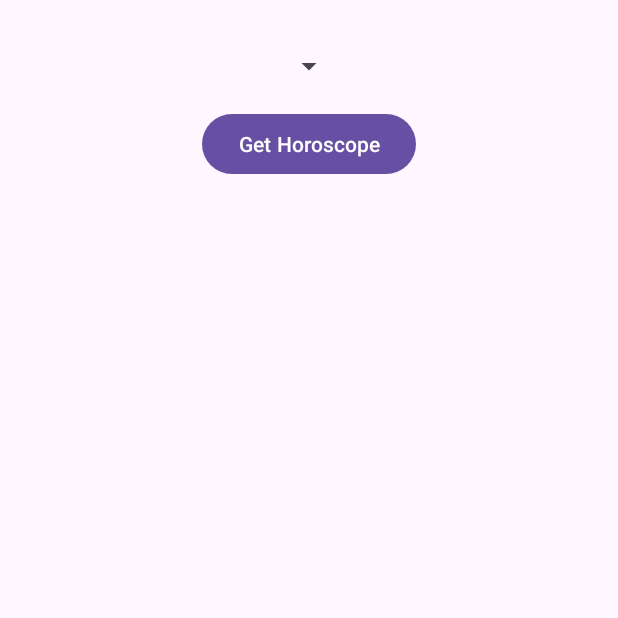
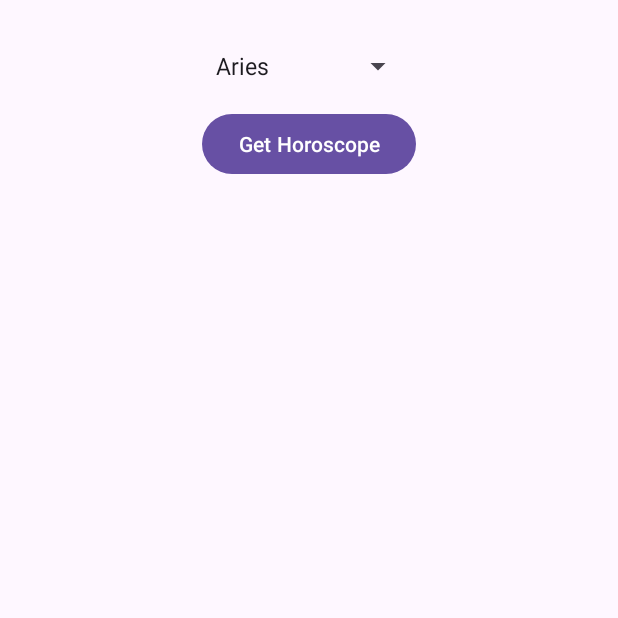
Before and after one commit to vana123/DailyHoroscope, an Android app: the screen it shows after launch (MainActivity), on a phone screen of 412 x 824 dp, the top half of it. Run offline under Robolectric (Android 15) with nearby library versions, the phone set to English and light mode, and no system bars.

Commit message:
Update fun onCreate

```diff
--- a/app/src/main/java/com/example/dailyhoroscope/MainActivity.kt
+++ b/app/src/main/java/com/example/dailyhoroscope/MainActivity.kt
@@ -2,6 +2,9 @@ package com.example.dailyhoroscope
 
 import android.annotation.SuppressLint
 import android.os.Bundle
+import android.widget.ArrayAdapter
+import android.widget.Button
+import android.widget.Spinner
 import android.widget.TextView
 import androidx.appcompat.app.AppCompatActivity
 import kotlinx.coroutines.Dispatchers
@@ -13,6 +16,19 @@ class MainActivity : AppCompatActivity() {
     override fun onCreate(savedInstanceState: Bundle?) {
         super.onCreate(savedInstanceState)
         setContentView(R.layout.activity_main)
+
+        val zodiacSigns = resources.getStringArray(R.array.zodiac_signs)
+        val adapter = ArrayAdapter(this, android.R.layout.simple_spinner_item, zodiacSigns)
+        adapter.setDropDownViewResource(android.R.layout.simple_spinner_dropdown_item)
+
+        val spinner: Spinner = findViewById(R.id.spinner)
+        spinner.adapter = adapter
+
+        val button: Button = findViewById(R.id.button)
+        button.setOnClickListener {
+            val selectedSign = spinner.selectedItem as String
+            getHoroscope(selectedSign)
+        }
     }
 
     @SuppressLint("SetTextI18n")
```
